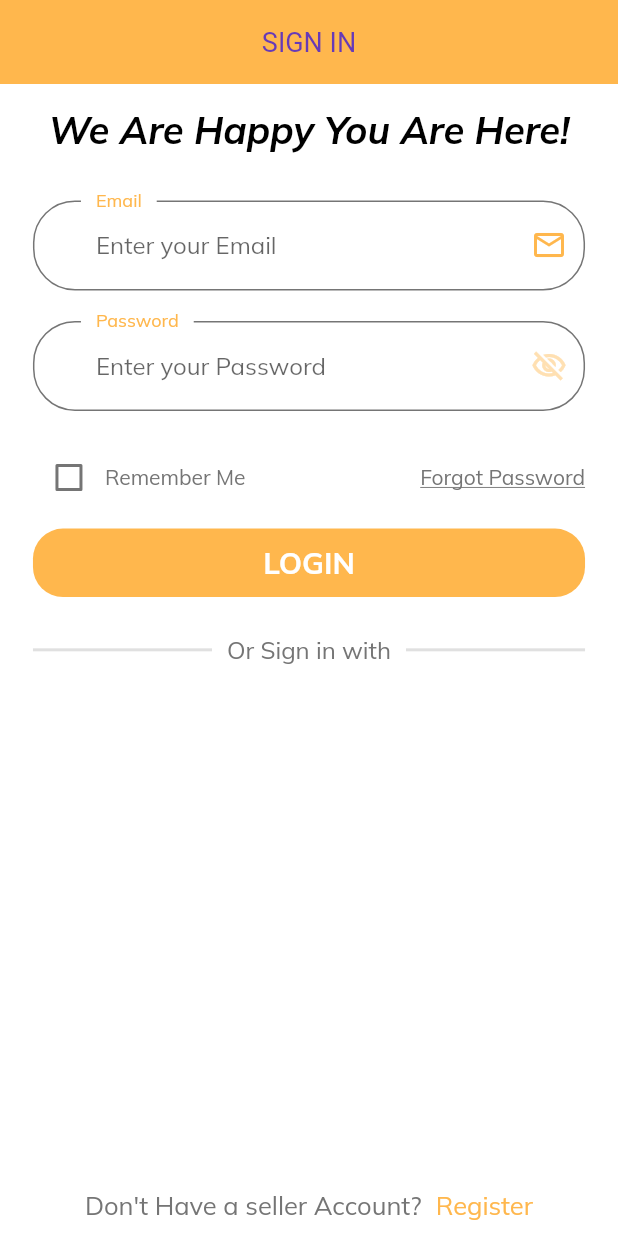
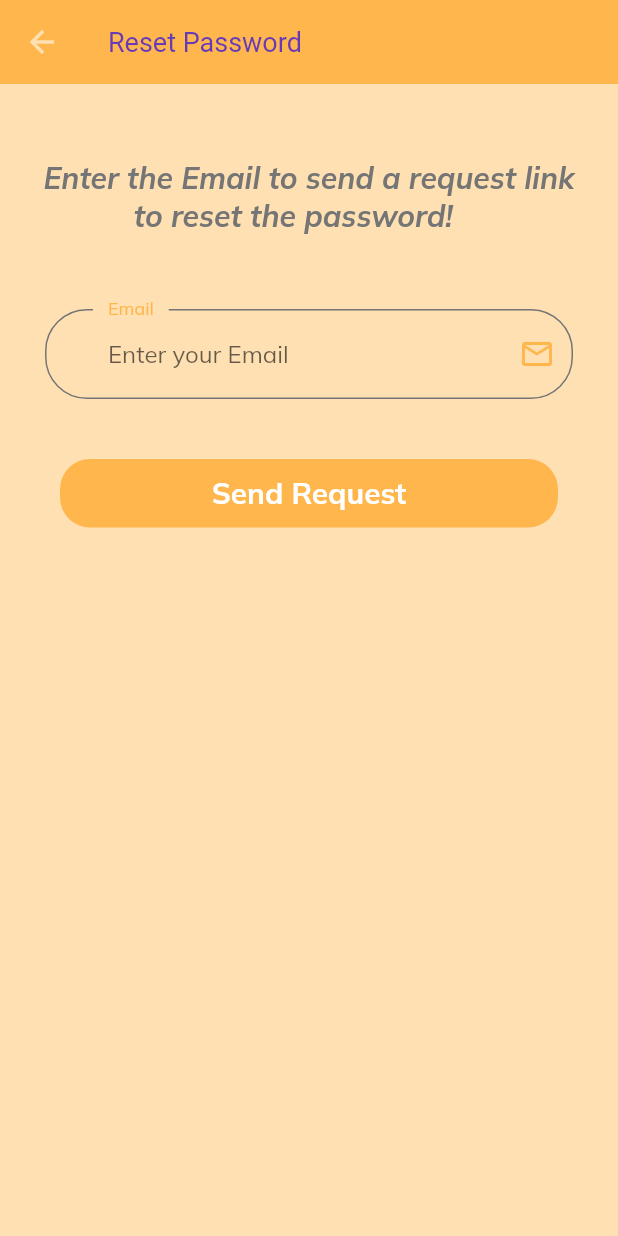
Before and after one commit to prakrutijoshi/E-Commerce_App, a Flutter app: the screen it shows after launch, after a tap on "Forgot Password", on a phone screen of 412 x 824 dp. Run offline on Flutter 3.47's test engine with Material 2 defaults, Android fonts, the light colour scheme and no system bars; our stand-ins replace bloc, cloud_firestore, equatable, firebase_auth, firebase_core, flutter_bloc and 3 more; accounts and stored records are empty.

Commit message:
forgetpassword commit

```diff
--- /dev/null
+++ b/e_shop/lib/presentation/screens/ForgetPassword/forgetpassword.dart
@@ -0,0 +1,65 @@
+import 'package:e_shop/presentation/widgets/constants.dart';
+import 'package:e_shop/utils/default_button.dart';
+import 'package:firebase_auth/firebase_auth.dart';
+import 'package:flutter/material.dart';
+
+class ForgetPassword extends StatefulWidget {
+  ForgetPassword({Key? key}) : super(key: key);
+
+  @override
+  _ForgetPasswordState createState() => _ForgetPasswordState();
+}
+
+class _ForgetPasswordState extends State<ForgetPassword> {
+  late String _email;
+  final auth = FirebaseAuth.instance;
+
+  @override
+  Widget build(BuildContext context) {
+    return Scaffold(
+      backgroundColor: kSecondaryColor,
+      appBar: AppBar(
+        title: Text('Reset Password'),
+      ),
+      body: Column(
+        children: [
+          SizedBox(height: 50),
+          Text(
+            "Enter the Email to send a request link\n           to reset the password!",
+            style: TextStyle(
+                fontStyle: FontStyle.italic,
+                fontWeight: FontWeight.bold,
+                fontSize: 20),
+          ),
+          Padding(
+            padding: const EdgeInsets.only(top: 50, left: 30, right: 30),
+            child: TextField(
+              keyboardType: TextInputType.emailAddress,
+              decoration: InputDecoration(
+                labelText: "Email",
+                hintText: 'Enter your Email',
+                labelStyle: TextStyle(color: kPrimaryColor),
+                suffixIcon: Icon(Icons.email_outlined, color: kPrimaryColor),
+              ),
+              onChanged: (value) {
+                setState(() {
+                  _email = value.trim();
+                });
+              },
+            ),
+          ),
+          Padding(
+            padding: const EdgeInsets.all(40.0),
+            child: DefaultButton(
+              text: "Send Request",
+              press: () {
+                auth.sendPasswordResetEmail(email: _email);
+                Navigator.of(context).pop();
+              },
+            ),
+          ),
+        ],
+      ),
+    );
+  }
+}
--- a/e_shop/lib/presentation/screens/shipping_address/components/shipping_address_card.dart
+++ b/e_shop/lib/presentation/screens/shipping_address/components/shipping_address_card.dart
@@ -111,7 +111,7 @@ class ShippingAddressCard extends StatelessWidget {
           child: Text(
             content,
           ),
-        )
+        ),
       ],
     );
   }
--- /dev/null
+++ b/e_shop_seller/lib/presentation/screens/forgetPassword/forgetpassword.dart
@@ -0,0 +1,65 @@
+import 'package:e_shop_seller/utils/constants.dart';
+import 'package:e_shop_seller/utils/default_button.dart';
+import 'package:firebase_auth/firebase_auth.dart';
+import 'package:flutter/material.dart';
+
+class ForgetPassword extends StatefulWidget {
+  ForgetPassword({Key? key}) : super(key: key);
+
+  @override
+  _ForgetPasswordState createState() => _ForgetPasswordState();
+}
+
+class _ForgetPasswordState extends State<ForgetPassword> {
+  late String _email;
+  final auth = FirebaseAuth.instance;
+
+  @override
+  Widget build(BuildContext context) {
+    return Scaffold(
+      backgroundColor: kSecondaryColor,
+      appBar: AppBar(
+        title: Text('Reset Password'),
+      ),
+      body: Column(
+        children: [
+          SizedBox(height: 50),
+          Text(
+            "Enter the Email to send a request link\n           to reset the password!",
+            style: TextStyle(
+                fontStyle: FontStyle.italic,
+                fontWeight: FontWeight.bold,
+                fontSize: 20),
+          ),
+          Padding(
+            padding: const EdgeInsets.only(top: 50, left: 30, right: 30),
+            child: TextField(
+              keyboardType: TextInputType.emailAddress,
+              decoration: InputDecoration(
+                labelText: "Email",
+                hintText: 'Enter your Email',
+                labelStyle: TextStyle(color: kPrimaryColor),
+                suffixIcon: Icon(Icons.email_outlined, color: kPrimaryColor),
+              ),
+              onChanged: (value) {
+                setState(() {
+                  _email = value.trim();
+                });
+              },
+            ),
+          ),
+          Padding(
+            padding: const EdgeInsets.all(40.0),
+            child: DefaultButton(
+              text: "Send Request",
+              press: () {
+                auth.sendPasswordResetEmail(email: _email);
+                Navigator.of(context).pop();
+              },
+            ),
+          ),
+        ],
+      ),
+    );
+  }
+}
--- a/e_shop_seller/lib/presentation/screens/login/components/login_form.dart
+++ b/e_shop_seller/lib/presentation/screens/login/components/login_form.dart
@@ -1,3 +1,4 @@
+import 'package:e_shop_seller/presentation/screens/forgetPassword/forgetpassword.dart';
 import 'package:e_shop_seller/utils/constants.dart';
 import 'package:e_shop_seller/utils/default_button.dart';
 import 'package:e_shop_seller/utils/size_config.dart';
@@ -93,7 +94,12 @@ class _LoginFormState extends State<LoginForm> {
                     Text("Remember Me"),
                     Spacer(),
                     GestureDetector(
-                      onTap: () {},
+                      onTap: () {
+                        Navigator.push(
+                            context,
+                            MaterialPageRoute(
+                                builder: (context) => ForgetPassword()));
+                      },
                       child: Text(
                         "Forgot Password",
                         style: TextStyle(decoration: TextDecoration.underline),
@@ -101,19 +107,6 @@ class _LoginFormState extends State<LoginForm> {
                     )
                   ],
                 ),
-                // Align(
-                //   alignment: Alignment.centerRight,
-                //   child: GestureDetector(
-                //     onTap: () {},
-                //     child: Text(
-                //       'forgot password?',
-                //       style: TextStyle(
-                //         color: Colors.blue,
-                //         fontSize: 16,
-                //       ),
-                //     ),
-                //   ),
-                // ),
                 SizedBox(height: getProportionateScreenHeight(10)),
                 _buildButtonLogin(),
                 SizedBox(height: getProportionateScreenHeight(10)),
```
Also changed, not shown: e_shop/lib/presentation/screens/login/components/login_form.dart (+8 -1 lines), e_shop/lib/presentation/screens/shipping_address/shipping_address_model_sheet.dart (+23 -14 lines).
